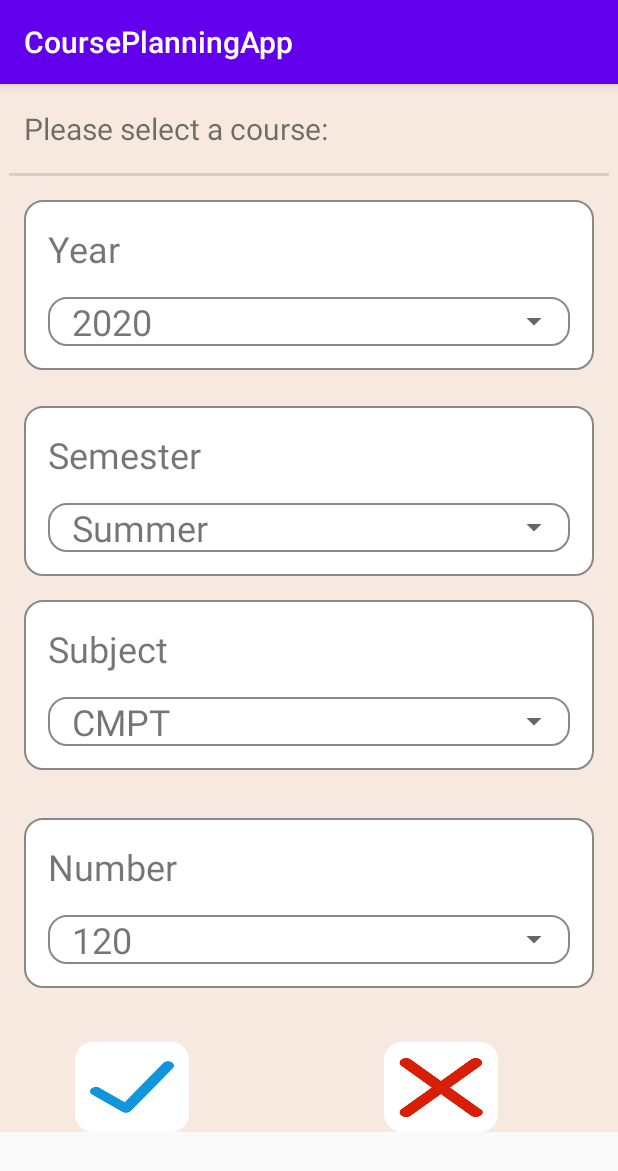
After one commit to misiterui/CoursePlanning, an Android app: the AddCourse screen opened directly, with no data from a screen before it, on a phone screen of 412 x 824 dp. The commit adds this screen. Shown: the top 1171 px of the screen. Run offline under Robolectric (Android 15) with nearby library versions, the phone set to English and light mode, and no system bars.

Commit message:
Implement the AddCourse activity
Replace the fab by a button, which gives a more clear interface;
Add and Modify the activity_add_course xml page.

```diff
--- a/CoursePlanningApp/app/src/main/AndroidManifest.xml
+++ b/CoursePlanningApp/app/src/main/AndroidManifest.xml
@@ -9,7 +9,8 @@
         android:roundIcon="@mipmap/ic_launcher_round"
         android:supportsRtl="true"
         android:theme="@style/AppTheme">
-        <activity android:name=".ui.CourseRecyclerAdapter"></activity>
+        <activity android:name=".ui.AddCourse"></activity>
+        <activity android:name=".ui.CourseRecyclerAdapter" />
         <activity
             android:name=".ui.CourseList"
             android:label="@string/app_name"
--- /dev/null
+++ b/CoursePlanningApp/app/src/main/java/com/example/courseplanningapp/ui/AddCourse.java
@@ -0,0 +1,28 @@
+package com.example.courseplanningapp.ui;
+
+import androidx.appcompat.app.AppCompatActivity;
+
+import android.content.Context;
+import android.content.Intent;
+import android.os.Bundle;
+
+import com.example.courseplanningapp.R;
+
+
+public class AddCourse extends AppCompatActivity {
+
+    @Override
+    protected void onCreate(Bundle savedInstanceState) {
+        super.onCreate(savedInstanceState);
+        setContentView(R.layout.activity_add_course);
+    }
+
+
+
+
+
+    public static Intent makeIntent(Context context) {
+        Intent intent = new Intent(context, AddCourse.class);
+        return intent;
+    }
+}
--- a/CoursePlanningApp/app/src/main/res/drawable/ic_playlist_add_black_24dp.xml
+++ b/CoursePlanningApp/app/src/main/res/drawable/ic_playlist_add_black_24dp.xml
@@ -1,4 +1,4 @@
-<vector android:height="24dp" android:tint="#FFFFFF"
+<vector android:height="24dp" android:tint="#666666"
     android:viewportHeight="24.0" android:viewportWidth="24.0"
     android:width="24dp" xmlns:android="http://schemas.android.com/apk/res/android">
     <path android:fillColor="#FF000000" android:pathData="M14,10L2,10v2h12v-2zM14,6L2,6v2h12L14,6zM18,14v-4h-2v4h-4v2h4v4h2v-4h4v-2h-4zM2,16h8v-2L2,14v2z"/>
--- /dev/null
+++ b/CoursePlanningApp/app/src/main/res/drawable/textview_border.xml
@@ -0,0 +1,6 @@
+<?xml version="1.0" encoding="utf-8"?>
+<shape xmlns:android="http://schemas.android.com/apk/res/android">
+    <corners android:radius="12dp" />
+    <solid android:color="#ffffff" />
+    <stroke android:width="1dip" android:color="@color/light_gray"/>
+</shape>
--- /dev/null
+++ b/CoursePlanningApp/app/src/main/res/layout/activity_add_course.xml
@@ -0,0 +1,229 @@
+<?xml version="1.0" encoding="utf-8"?>
+<ScrollView xmlns:android="http://schemas.android.com/apk/res/android"
+    xmlns:app="http://schemas.android.com/apk/res-auto"
+    xmlns:tools="http://schemas.android.com/tools"
+    android:layout_width="match_parent"
+    android:layout_height="wrap_content"
+    android:scrollbars="vertical">
+
+
+    <LinearLayout
+        android:layout_width="match_parent"
+        android:layout_height="match_parent"
+        android:orientation="vertical"
+        android:background="@color/yellow"
+        tools:context=".ui.AddCourse">
+
+        <TextView
+            android:layout_width="match_parent"
+            android:layout_height="wrap_content"
+            android:layout_margin="16dp"
+            android:text="Please select a course: "
+            android:textSize="20sp" />
+
+        <View
+            android:layout_width="match_parent"
+            android:layout_height="3px"
+            android:layout_marginStart="6dp"
+            android:layout_marginEnd="6dp"
+            android:background="?android:attr/listDivider" />
+
+        <LinearLayout
+            android:layout_width="match_parent"
+            android:layout_height="wrap_content"
+            android:layout_margin="16dp"
+            android:background="@drawable/textview_border"
+            android:orientation="vertical">
+            <TextView
+                android:layout_width="wrap_content"
+                android:layout_height="wrap_content"
+                android:layout_marginTop="16dp"
+                android:layout_marginLeft="16dp"
+                android:layout_marginRight="16dp"
+                android:textSize="24sp"
+                android:text="Year"/>
+
+            <LinearLayout
+                android:layout_width="match_parent"
+                android:layout_height="wrap_content"
+                android:layout_margin="16dp"
+                android:background="@drawable/textview_border"
+                android:orientation="horizontal">
+
+                <TextView
+                    android:id="@+id/yearText"
+                    android:layout_width="0dp"
+                    android:layout_height="wrap_content"
+                    android:layout_weight="1"
+                    android:layout_gravity="center"
+                    android:layout_marginLeft="16dp"
+                    android:text="2020"
+                    android:textSize="24sp" />
+
+                <Spinner
+                    android:id="@+id/yearSpinner"
+                    android:layout_width="wrap_content"
+                    android:layout_height="wrap_content"
+                    android:layout_marginTop="4dp"
+                    android:layout_weight="0" />
+
+            </LinearLayout>
+        </LinearLayout>
+
+        <LinearLayout
+            android:layout_width="match_parent"
+            android:layout_height="wrap_content"
+            android:layout_marginTop="8dp"
+            android:layout_marginLeft="16dp"
+            android:layout_marginRight="16dp"
+            android:background="@drawable/textview_border"
+            android:orientation="vertical">
+            <TextView
+                android:layout_width="wrap_content"
+                android:layout_height="wrap_content"
+                android:layout_marginTop="16dp"
+                android:layout_marginLeft="16dp"
+                android:textSize="24sp"
+                android:text="Semester" />
+
+            <LinearLayout
+                android:layout_width="match_parent"
+                android:layout_height="wrap_content"
+                android:layout_margin="16dp"
+                android:background="@drawable/textview_border"
+                android:orientation="horizontal">
+
+                <TextView
+                    android:id="@+id/semesterText"
+                    android:layout_width="0dp"
+                    android:layout_height="wrap_content"
+                    android:layout_weight="1"
+                    android:layout_gravity="center"
+                    android:layout_marginLeft="16dp"
+                    android:text="Summer"
+                    android:textSize="24sp" />
+
+                <Spinner
+                    android:id="@+id/semesterSpinner"
+                    android:layout_width="wrap_content"
+                    android:layout_height="wrap_content"
+                    android:layout_marginTop="4dp"
+                    android:layout_weight="0" />
+            </LinearLayout>
+
+        </LinearLayout>
+
+        <LinearLayout
+            android:layout_width="match_parent"
+            android:layout_height="wrap_content"
+            android:layout_margin="16dp"
+            android:background="@drawable/textview_border"
+            android:orientation="vertical">
+            <TextView
+                android:layout_width="wrap_content"
+                android:layout_height="wrap_content"
+                android:layout_marginTop="16dp"
+                android:layout_marginLeft="16dp"
+                android:textSize="24sp"
+                android:text="Subject" />
+
+            <LinearLayout
+                android:layout_width="match_parent"
+                android:layout_height="wrap_content"
+                android:layout_margin="16dp"
+                android:background="@drawable/textview_border"
+                android:orientation="horizontal">
+
+                <TextView
+                    android:id="@+id/subjectText"
+                    android:layout_width="0dp"
+                    android:layout_height="wrap_content"
+                    android:layout_weight="1"
+                    android:layout_gravity="center"
+                    android:layout_marginLeft="16dp"
+                    android:text="CMPT"
+                    android:textSize="24sp" />
+
+                <Spinner
+                    android:id="@+id/subjectSpinner"
+                    android:layout_width="wrap_content"
+                    android:layout_height="wrap_content"
+                    android:layout_marginTop="4dp"
+                    android:layout_weight="0" />
+
+            </LinearLayout>
+
+        </LinearLayout>
+
+        <LinearLayout
+            android:layout_width="match_parent"
+            android:layout_height="wrap_content"
+            android:layout_margin="16dp"
+            android:background="@drawable/textview_border"
+            android:orientation="vertical">
+            <TextView
+                android:layout_width="wrap_content"
+                android:layout_height="wrap_content"
+                android:layout_marginTop="16dp"
+                android:layout_marginLeft="16dp"
+                android:textSize="24sp"
+                android:text="Number" />
+
+            <LinearLayout
+                android:layout_width="match_parent"
+                android:layout_height="wrap_content"
+                android:layout_margin="16dp"
+                android:background="@drawable/textview_border"
+                android:orientation="horizontal">
+
+                <TextView
+                    android:id="@+id/numberText"
+                    android:layout_width="0dp"
+                    android:layout_height="wrap_content"
+                    android:layout_weight="1"
+                    android:layout_gravity="center"
+                    android:layout_marginLeft="16dp"
+                    android:text="120"
+                    android:textSize="24sp" />
+
+                <Spinner
+                    android:id="@+id/numberSpinner"
+                    android:layout_width="wrap_content"
+                    android:layout_height="wrap_content"
+                    android:layout_marginTop="4dp"
+                    android:layout_weight="0" />
+
+            </LinearLayout>
+
+        </LinearLayout>
+
+        <LinearLayout
+            android:layout_width="match_parent"
+            android:layout_height="wrap_content"
+            android:orientation="horizontal">
+
+            <ImageButton
+                android:layout_width="0dp"
+                android:layout_height="60dp"
+                android:layout_weight="1"
+                android:layout_marginLeft="50dp"
+                android:layout_marginRight="80dp"
+                android:layout_marginTop="20dp"
+                android:src="@drawable/save"
+                android:background="@drawable/rounded_white_bg"
+                android:scaleType="fitXY" />
+            <ImageButton
+                android:layout_width="0dp"
+                android:layout_height="60dp"
+                android:layout_weight="1"
+                android:layout_marginLeft="50dp"
+                android:layout_marginRight="80dp"
+                android:layout_marginTop="20dp"
+                android:src="@drawable/cancel"
+                android:background="@drawable/rounded_white_bg"
+                android:scaleType="fitXY" />
+        </LinearLayout>
+
+    </LinearLayout>
+
+</ScrollView>
```
Also changed, not shown: CoursePlanningApp/app/src/main/java/com/example/courseplanningapp/Constants.java (+6 -1 lines), CoursePlanningApp/app/src/main/java/com/example/courseplanningapp/model/Course.java (+40 -6 lines), CoursePlanningApp/app/src/main/java/com/example/courseplanningapp/model/CourseManager.java (+8 -0 lines), CoursePlanningApp/app/src/main/java/com/example/courseplanningapp/ui/CourseList.java (+19 -0 lines), CoursePlanningApp/app/src/main/res/drawable-v24/rounded_yellow_bg.xml (added, +18 -0 lines), CoursePlanningApp/app/src/main/res/drawable/rounded_white_btn_bg.xml (added, +18 -0 lines), CoursePlanningApp/app/src/main/res/layout/activity_course_list.xml (+9 -10 lines), CoursePlanningApp/app/src/main/res/values/colors.xml (+2 -5 lines), CoursePlanningApp/app/src/main/res/values/subject_spinner_item.xml (added, +91 -0 lines), CoursePlanningApp/app/src/main/res/values/year_spinner_item.xml (added, +16 -0 lines), CoursePlanningApp/app/src/main/res/drawable-v24/cancel.png (added), CoursePlanningApp/app/src/main/res/drawable-v24/save.png (added).
